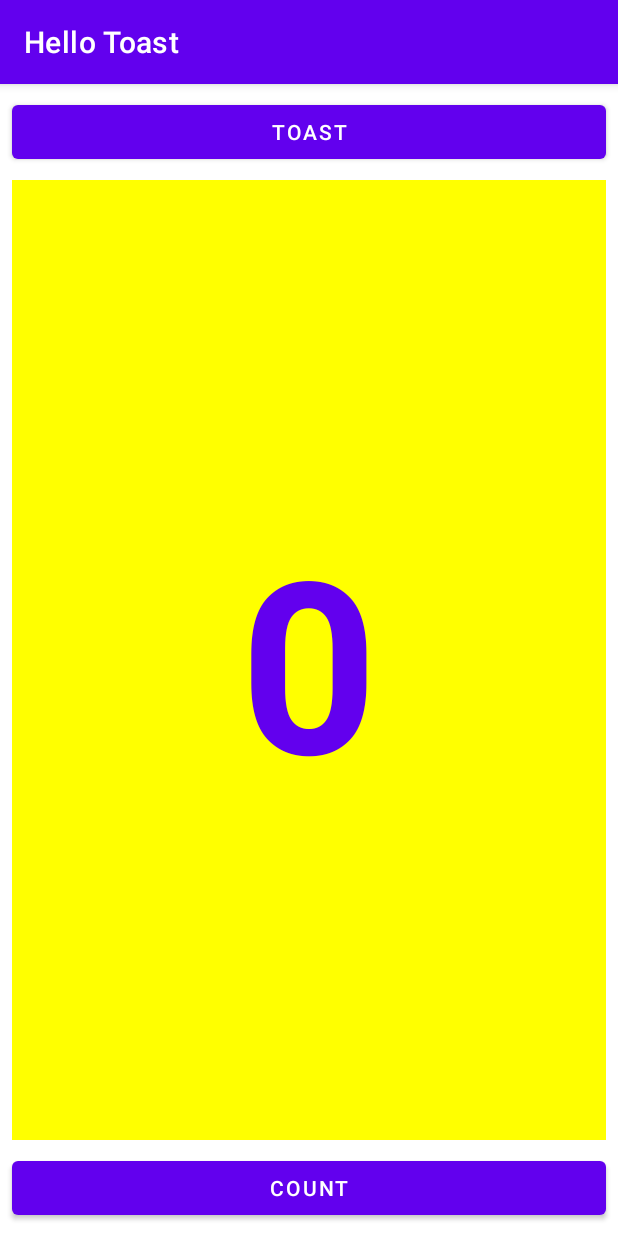
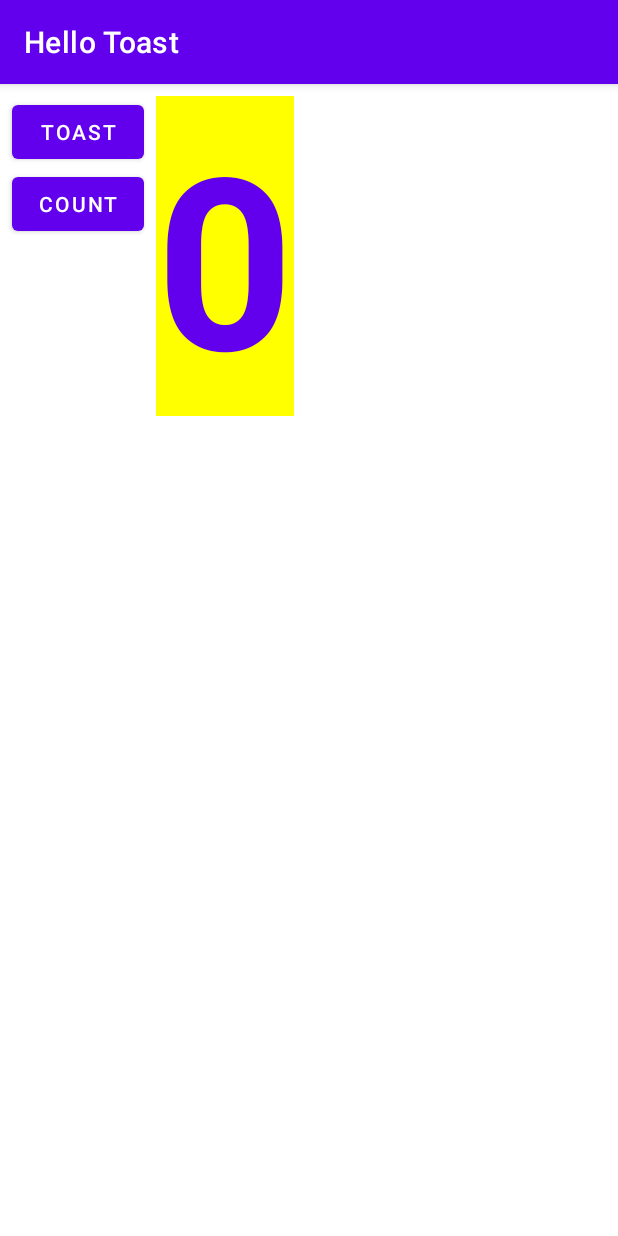
Before and after one commit to EkaterinaPavlova/HelloToast, an Android app: the screen it shows after launch (MainActivity), on a phone screen of 412 x 824 dp. Run offline under Robolectric (Android 15) with nearby library versions, the phone set to English and light mode, and no system bars.

Commit message:
Changed layout HelloToastChallenge

```diff
--- a/app/src/main/res/layout/activity_main.xml
+++ b/app/src/main/res/layout/activity_main.xml
@@ -9,49 +9,40 @@
 
     <Button
         android:id="@+id/button_toast"
-        android:onClick="showToast"
         android:layout_width="0dp"
         android:layout_height="wrap_content"
         android:layout_marginStart="8dp"
         android:layout_marginTop="8dp"
-        android:layout_marginEnd="8dp"
+        android:onClick="showToast"
         android:text="@string/button_label_toast"
-        app:layout_constraintEnd_toEndOf="parent"
         app:layout_constraintStart_toStartOf="parent"
         app:layout_constraintTop_toTopOf="parent" />
 
 
     <TextView
         android:id="@+id/show_count"
-        android:layout_width="0dp"
-        android:layout_height="0dp"
+        android:layout_width="wrap_content"
+        android:layout_height="wrap_content"
         android:layout_marginStart="8dp"
         android:layout_marginTop="8dp"
-        android:layout_marginEnd="8dp"
-        android:layout_marginBottom="8dp"
         android:background="#FFFF00"
         android:gravity="center_vertical|center"
         android:text="@string/count_initial_value"
         android:textColor="@color/purple_500"
         android:textSize="160sp"
         android:textStyle="bold"
-        app:layout_constraintBottom_toTopOf="@+id/button_count"
-        app:layout_constraintEnd_toEndOf="parent"
+        app:layout_constraintStart_toEndOf="@+id/button_toast"
+        app:layout_constraintTop_toTopOf="parent" />
+
+    <Button
+        android:id="@+id/button_count"
+        android:layout_width="0dp"
+        android:layout_height="wrap_content"
+        android:layout_marginStart="8dp"
+        android:onClick="countUp"
+        android:text="@string/button_label_count"
         app:layout_constraintStart_toStartOf="parent"
         app:layout_constraintTop_toBottomOf="@+id/button_toast" />
 
-    <Button
-        android:id="@+id/button_count"
-        android:onClick="countUp"
-        android:layout_width="0dp"
-        android:layout_height="wrap_content"
-        android:layout_marginStart="8dp"
-        android:layout_marginEnd="8dp"
-        android:layout_marginBottom="8dp"
-        android:text="@string/button_label_count"
-        app:layout_constraintBottom_toBottomOf="parent"
-        app:layout_constraintEnd_toEndOf="parent"
-        app:layout_constraintStart_toStartOf="parent" />
-
 
 </androidx.constraintlayout.widget.ConstraintLayout>
```
